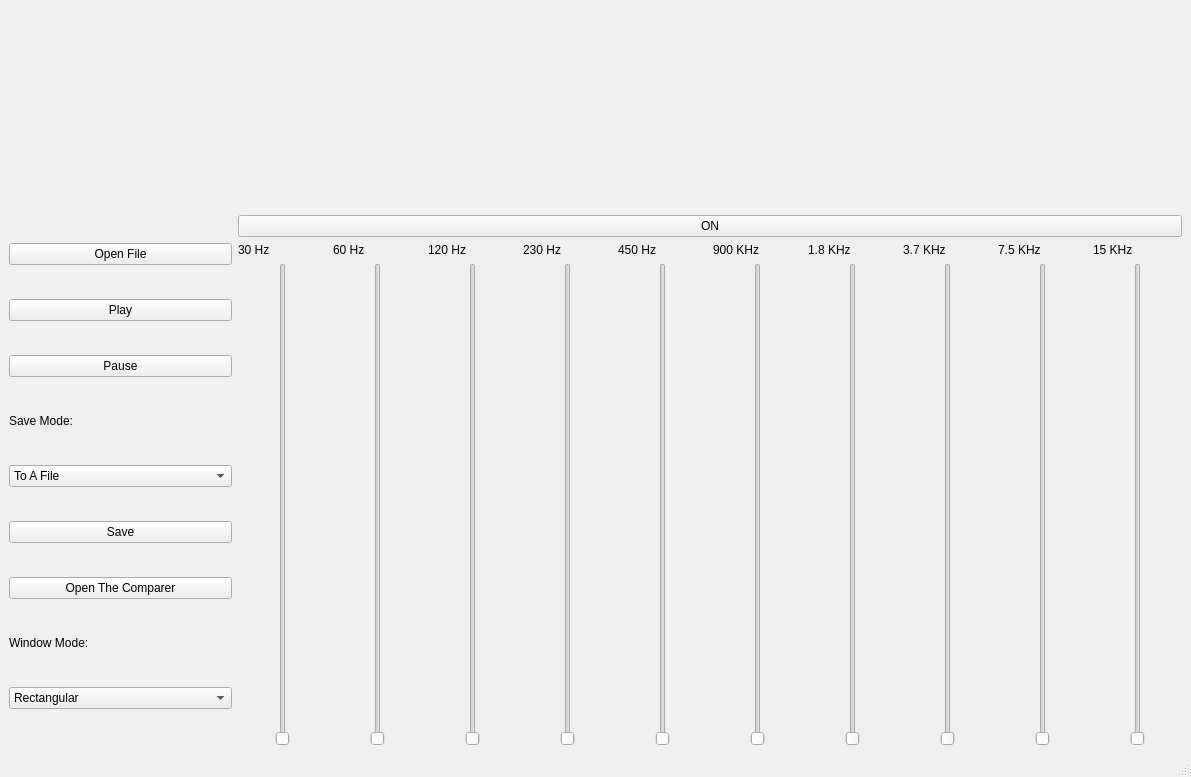
Qt form UI.ui (ASquaredM/KawaiiDevs-Eq) before a commit.
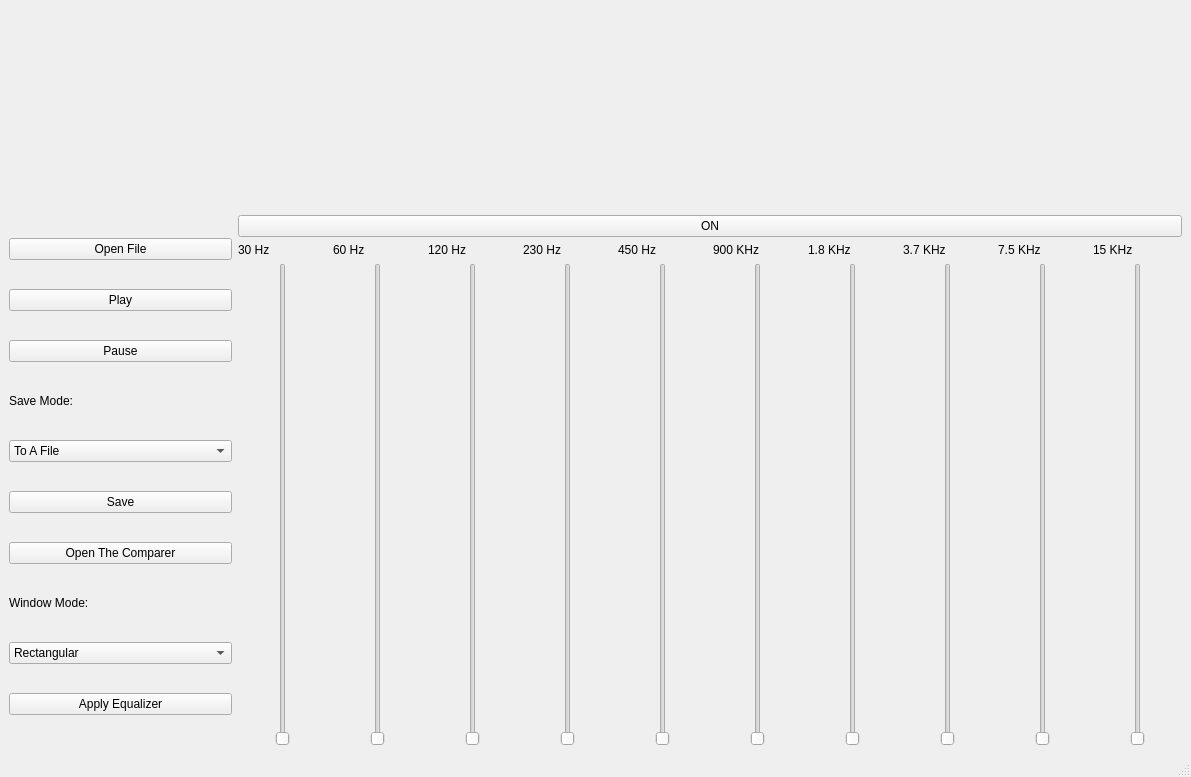
The same form after that commit. Custom widgets are drawn as their Qt base class.

```diff
--- a/UI.ui
+++ b/UI.ui
@@ -134,6 +134,13 @@
             </item>
            </widget>
           </item>
+          <item>
+           <widget class="QPushButton" name="ApplyEqualizerButton">
+            <property name="text">
+             <string>Apply Equalizer</string>
+            </property>
+           </widget>
+          </item>
          </layout>
         </item>
         <item>
```
